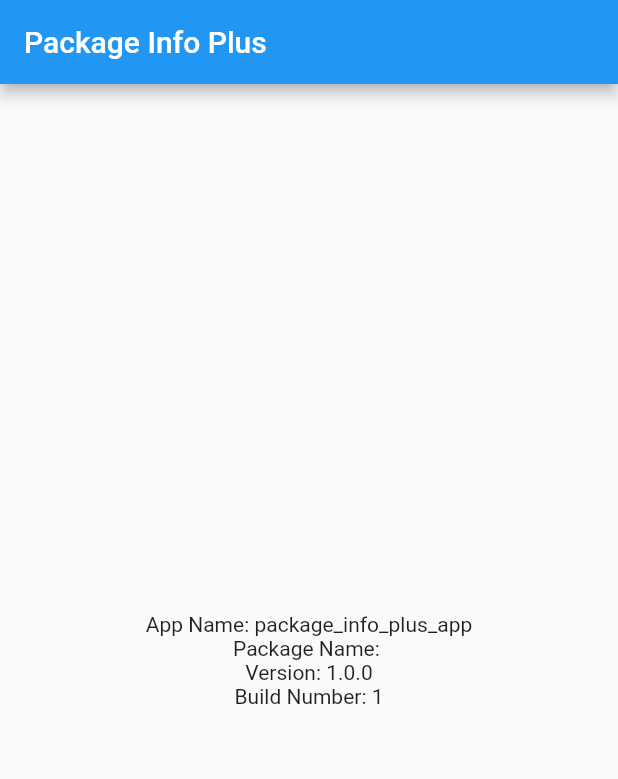
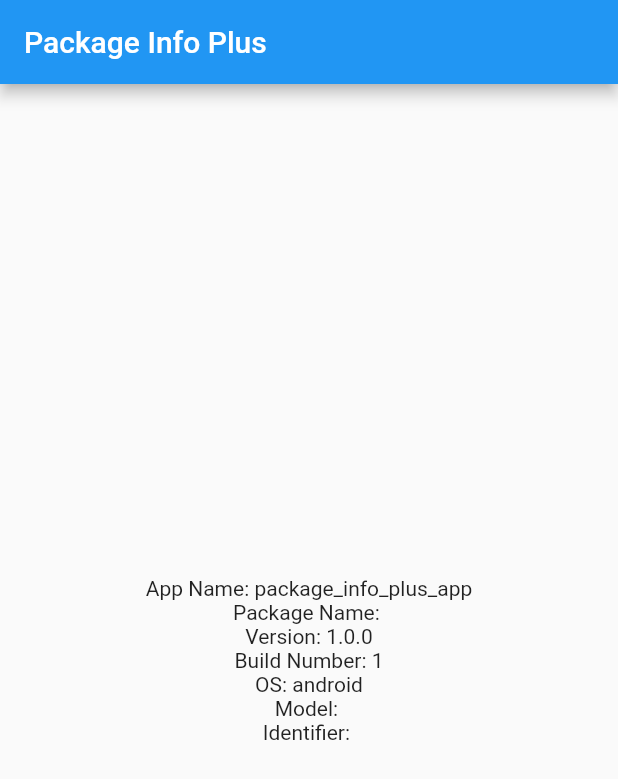
Before and after one commit to takuowake/package_info_plus_app, a Flutter app: the screen it shows after launch, on a phone screen of 412 x 824 dp. Shown: the top 779 px of the screen. Run offline on Flutter 3.47's test engine with Material 2 defaults, Android fonts, the phone set to English and light mode, and no system bars; our stand-ins replace device_info_plus, package_info_plus.

Commit message:
add package_info_plus && device_info_plus

```diff
--- a/lib/main.dart
+++ b/lib/main.dart
@@ -1,5 +1,8 @@
+import 'dart:io' show Platform;
 import 'package:flutter/material.dart';
 import 'package:package_info_plus/package_info_plus.dart';
+import 'package:device_info_plus/device_info_plus.dart';
+import 'package:flutter/services.dart';
 
 void main() {
   runApp(const MyApp());
@@ -27,6 +30,41 @@
     return PackageInfo.fromPlatform();
   }
 
+  Future<DeviceData> _getDeviceInfo() async {
+    final DeviceInfoPlugin deviceInfoPlugin = new DeviceInfoPlugin();
+    DeviceData? deviceData;
+
+    try {
+      if (Platform.isAndroid) {
+        var build = await deviceInfoPlugin.androidInfo;
+        deviceData = DeviceData(
+          'android',
+          build.model,
+          build.id ?? 'unknown',
+        );
+      } else if (Platform.isIOS) {
+        var data = await deviceInfoPlugin.iosInfo;
+        deviceData = DeviceData(
+          'ios',
+          data.model,
+          data.identifierForVendor ?? 'unknown',
+        );
+      }
+    } on PlatformException {
+      deviceData = DeviceData(
+        'Failed to get platform version.',
+        '',
+        '',
+      );
+    }
+
+    if (deviceData == null) {
+      throw Exception('Unsupported platform');
+    }
+
+    return deviceData;
+  }
+
   @override
   Widget build(BuildContext context) {
     return Scaffold(
@@ -34,13 +72,17 @@
         title: const Text('Package Info Plus'),
       ),
       body: Center(
-        child: FutureBuilder<PackageInfo>(
+        child: Column(
+          mainAxisAlignment: MainAxisAlignment.center,
+          crossAxisAlignment: CrossAxisAlignment.center,
+          children: [
+            FutureBuilder<PackageInfo>(
               future: _getPackageInfo(),
               builder: (BuildContext context, AsyncSnapshot<PackageInfo> snapshot) {
                 if (snapshot.hasError) {
                   return const Text('ERROR');
                 } else if (!snapshot.hasData) {
-              return const Text('Loading...');
+                  return const CircularProgressIndicator();
                 }
 
                 final data = snapshot.data!;
@@ -56,7 +98,38 @@
                 );
               },
             ),
+            FutureBuilder<DeviceData>(
+              future: _getDeviceInfo(),
+              builder: (BuildContext context, AsyncSnapshot<DeviceData> snapshot) {
+                if (snapshot.hasError) {
+                  return const Text('ERROR');
+                } else if (!snapshot.hasData) {
+                  return const CircularProgressIndicator();
+                }
+
+                final data = snapshot.data!;
+
+                return Column(
+                  mainAxisAlignment: MainAxisAlignment.center,
+                  children: [
+                    Text('OS: ${data.os}'),
+                    Text('Model: ${data.model}'),
+                    Text('Identifier: ${data.identifier}'),
+                  ],
+                );
+              },
+            ),
+          ],
+        ),
       ),
     );
   }
 }
+
+class DeviceData {
+  final String os;
+  final String model;
+  final String identifier;
+
+  DeviceData(this.os, this.model, this.identifier);
+}
--- a/pubspec.yaml
+++ b/pubspec.yaml
@@ -36,6 +36,8 @@ dependencies:
   # Use with the CupertinoIcons class for iOS style icons.
   cupertino_icons: ^1.0.2
   package_info_plus: ^4.0.1
+  device_info_plus: ^9.0.1
+  permission_handler: ^10.2.0
 
 dev_dependencies:
   flutter_test:
```
Also changed, not shown: pubspec.lock, 5 other files. Lines whose indentation alone changed are shown as unchanged.
